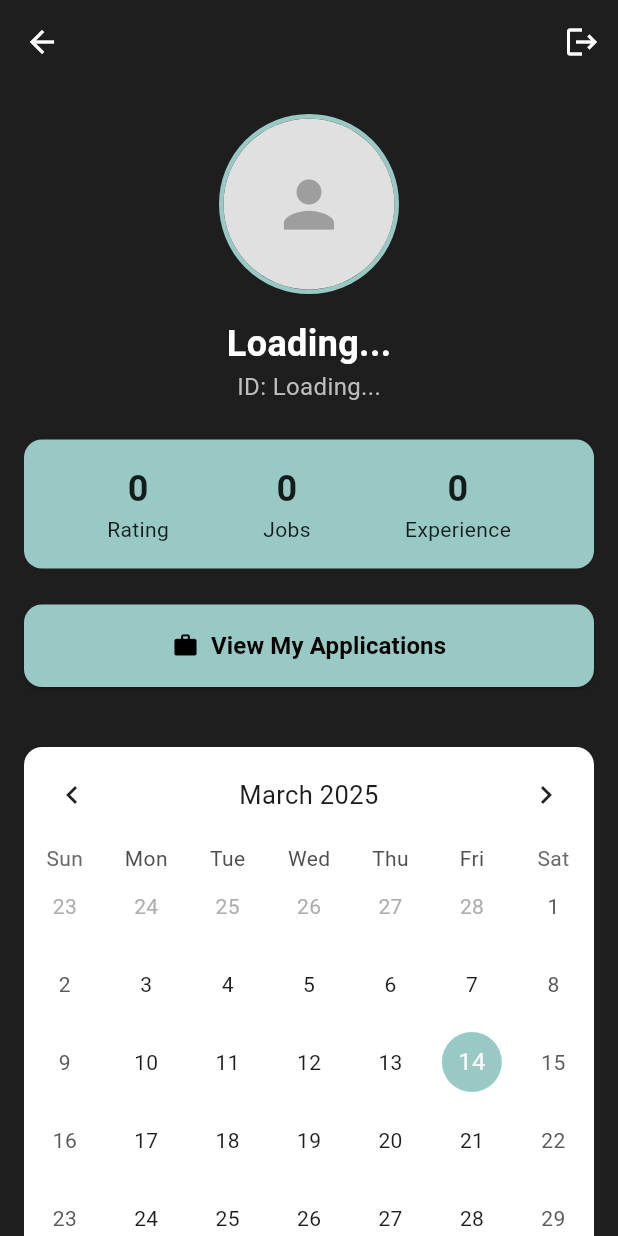
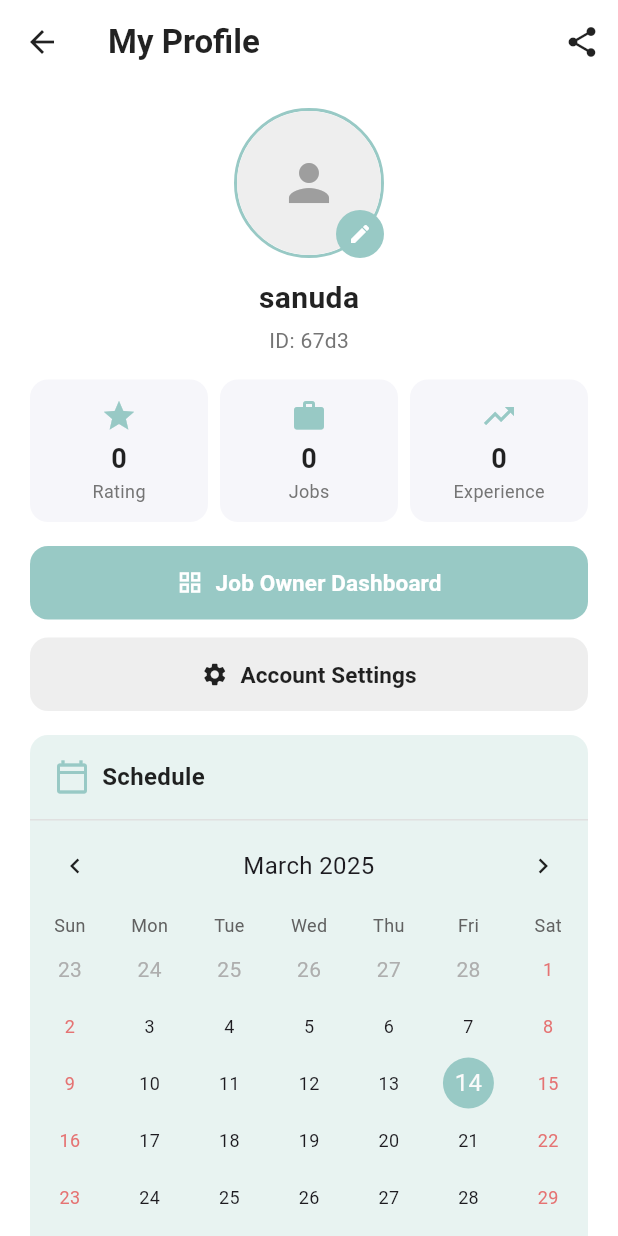
Before and after one commit to KovidaOpatha/QuickHireSL, a Flutter app: the ProfileScreen screen opened by its route, on a phone screen of 412 x 824 dp. Run offline on Flutter 3.47's test engine with Material 3 defaults, Android fonts, the phone set to English and light mode, and no system bars; drawn by our look-alikes of table_calendar; our stand-ins replace flutter_secure_storage, geolocator, image_picker, shared_preferences; accounts and stored records are empty; network calls fail.

Commit message:
Update profile screen

```diff
--- a/quickhiresl_frontend/lib/screens/profile_screen.dart
+++ b/quickhiresl_frontend/lib/screens/profile_screen.dart
@@ -17,11 +17,21 @@ class _ProfileScreenState extends State<ProfileScreen> {
   final AuthService _authService = AuthService();
   Map<String, dynamic>? _userData;
   bool _isLoading = true;
+  CalendarFormat _calendarFormat = CalendarFormat.month;
+  final ScrollController _scrollController = ScrollController();
+  DateTime _focusedDay = DateTime.now();
+  DateTime _selectedDay = DateTime.now();
 
   @override
   void initState() {
     super.initState();
     _loadUserData();
+  }
+
+  @override
+  void dispose() {
+    _scrollController.dispose();
+    super.dispose();
   }
 
   Future<void> _loadUserData() async {
@@ -41,7 +51,6 @@ class _ProfileScreenState extends State<ProfileScreen> {
     try {
       await _authService.logout();
       if (mounted) {
-        // Navigate to login screen and remove all previous routes
         Navigator.of(context).pushAndRemoveUntil(
           MaterialPageRoute(builder: (context) => const LoginScreen()),
           (route) => false,
@@ -57,113 +66,143 @@ class _ProfileScreenState extends State<ProfileScreen> {
     }
   }
 
+  // Function to format user ID
+  String _getFormattedUserId() {
+    if (_userData?['userId'] != null) {
+      String fullId = _userData?['userId'];
+      return 'ID: ${fullId.substring(0, 4)}';
+    }
+    return 'ID: 67d3';
+  }
+
   @override
   Widget build(BuildContext context) {
+    final accentColor = const Color(0xFF98C9C5);
+    final lightAccentColor = const Color(0xFFE8F3F1);
+
     return Scaffold(
-      backgroundColor: const Color(0xFF1E1E1E),
+      backgroundColor: Colors.white,
+      // Use a constant white background AppBar
       appBar: AppBar(
-        backgroundColor: Colors.transparent,
+        title: const Text('My Profile',
+          style: TextStyle(
+            color: Colors.black87,
+            fontWeight: FontWeight.w600,
+          )
+        ),
+        backgroundColor: Colors.white,
         elevation: 0,
+        scrolledUnderElevation: 0, // This prevents elevation when scrolled under
         leading: IconButton(
-          icon: const Icon(Icons.arrow_back, color: Colors.white),
+          icon: const Icon(Icons.arrow_back, color: Colors.black87),
           onPressed: () => Navigator.pop(context),
         ),
         actions: [
           IconButton(
-            icon: const Icon(Icons.logout, color: Colors.white),
-            onPressed: _handleSignOut,
+            icon: const Icon(Icons.share, color: Colors.black87),
+            onPressed: () {
+              ScaffoldMessenger.of(context).showSnackBar(
+                const SnackBar(content: Text('Share profile feature coming soon!')),
+              );
+            },
           ),
         ],
       ),
       body: _isLoading
           ? const Center(child: CircularProgressIndicator())
-          : SingleChildScrollView(
+          : ScrollConfiguration(
+              // Remove overscroll glow
+              behavior: ScrollConfiguration.of(context).copyWith(overscroll: false),
+              child: SingleChildScrollView(
+                controller: _scrollController,
+                physics: const ClampingScrollPhysics(),
+                child: Container(
+                  color: Colors.white, // Ensure background is white
+                  child: Padding(
+                    padding: const EdgeInsets.symmetric(horizontal: 20.0),
                     child: Column(
+                      crossAxisAlignment: CrossAxisAlignment.center,
                       children: [
-                  // Profile Image
+                        const SizedBox(height: 16),
+
+                        // Profile Image with Edit Button
+                        Stack(
+                          alignment: Alignment.bottomRight,
+                          children: [
                             Container(
-                    width: 120,
-                    height: 120,
-                    margin: const EdgeInsets.only(top: 20),
+                              width: 100,
+                              height: 100,
                               decoration: BoxDecoration(
                                 shape: BoxShape.circle,
                                 border: Border.all(
-                        color: const Color(0xFF98C9C5),
-                        width: 3,
+                                  color: accentColor,
+                                  width: 2,
                                 ),
                               ),
                               child: CircleAvatar(
-                      backgroundColor: Colors.grey[300],
+                                backgroundColor: Colors.grey[200],
                                 child: _userData?['profileImage'] != null && _userData!['profileImage'].isNotEmpty
                                     ? ClipOval(
                                         child: Image.network(
                                           _userData!['profileImage'],
                                           fit: BoxFit.cover,
-                                width: 120,
-                                height: 120,
+                                          width: 100,
+                                          height: 100,
                                           errorBuilder: (context, error, stackTrace) {
-                                  print('[ERROR] Failed to load profile image: $error');
-                                  return const Icon(Icons.person, size: 50, color: Colors.grey);
-                                },
-                                loadingBuilder: (context, child, loadingProgress) {
-                                  if (loadingProgress == null) return child;
-                                  return const Center(
-                                    child: CircularProgressIndicator(),
-                                  );
+                                            return const Icon(Icons.person, size: 40, color: Colors.grey);
                                           },
                                         ),
                                       )
-                          : const Icon(Icons.person, size: 50, color: Colors.grey),
+                                    : const Icon(Icons.person, size: 40, color: Colors.grey),
                               ),
+                            ),
+                            CircleAvatar(
+                              radius: 16,
+                              backgroundColor: accentColor,
+                              child: const Icon(Icons.edit, size: 16, color: Colors.white),
+                            ),
+                          ],
                         ),
 
                         // Name
-                  const SizedBox(height: 16),
+                        const SizedBox(height: 12),
                         Text(
-                    _userData?['name'] ?? 'Loading...',
+                          _userData?['name'] ?? 'sanuda',
                           style: const TextStyle(
-                      color: Colors.white,
-                      fontSize: 24,
+                            color: Colors.black87,
+                            fontSize: 20,
                             fontWeight: FontWeight.bold,
                           ),
                         ),
 
-                  // ID
+                        // User ID - Short format
+                        const SizedBox(height: 4),
                         Text(
-                    'ID: ${_userData?['userId'] ?? 'Loading...'}',
+                          _getFormattedUserId(),
                           style: TextStyle(
-                      color: Colors.grey[400],
-                      fontSize: 16,
+                            color: Colors.grey[600],
+                            fontSize: 14,
                           ),
                         ),
 
-                  // Stats Card
-                  const SizedBox(height: 24),
-                  Container(
-                    margin: const EdgeInsets.symmetric(horizontal: 16),
-                    padding: const EdgeInsets.symmetric(horizontal: 24, vertical: 16),
-                    decoration: BoxDecoration(
-                      color: const Color(0xFF98C9C5),
-                      borderRadius: BorderRadius.circular(12),
-                    ),
-                    child: Row(
-                      mainAxisAlignment: MainAxisAlignment.spaceAround,
+                        // Stats - 3 Cards in a row
+                        const SizedBox(height: 16),
+                        Row(
                           children: [
-                        _buildStatColumn('Rating', _userData?['rating']?.toString() ?? '0'),
-                        _buildStatColumn('Jobs', _userData?['jobsCount']?.toString() ?? '0'),
-                        _buildStatColumn('Experience', _userData?['experience']?.toString() ?? '0'),
+                            _buildStatCard('Rating', _userData?['rating']?.toString() ?? '0', Icons.star),
+                            const SizedBox(width: 8),
+                            _buildStatCard('Jobs', _userData?['jobsCount']?.toString() ?? '0', Icons.work),
+                            const SizedBox(width: 8),
+                            _buildStatCard('Experience', _userData?['experience']?.toString() ?? '0', Icons.trending_up),
                           ],
                         ),
-                  ),
 
-                  // Show appropriate button based on user role
-                  const SizedBox(height: 24),
-                  if (_userData?['role'] == 'jobowner') ...[
-                    Container(
-                      margin: const EdgeInsets.symmetric(horizontal: 16),
-                      width: double.infinity,
-                      child: ElevatedButton(
-                        onPressed: () {
+                        // Job Owner Dashboard Button
+                        const SizedBox(height: 16),
+                        _buildActionButton(
+                          Icons.grid_view,
+                          'Job Owner Dashboard',
+                          () {
                             Navigator.push(
                               context,
                               MaterialPageRoute(
@@ -171,93 +210,141 @@ class _ProfileScreenState extends State<ProfileScreen> {
                               ),
                             );
                           },
-                        style: ElevatedButton.styleFrom(
-                          backgroundColor: const Color(0xFF98C9C5),
-                          padding: const EdgeInsets.symmetric(vertical: 16),
-                          shape: RoundedRectangleBorder(
+                          accentColor,
+                        ),
+
+                        // Account Settings Button
+                        const SizedBox(height: 12),
+                        _buildActionButton(
+                          Icons.settings,
+                          'Account Settings',
+                          () {
+                            ScaffoldMessenger.of(context).showSnackBar(
+                              const SnackBar(content: Text('Settings feature coming soon!')),
+                            );
+                          },
+                          Colors.grey[200]!,
+                          textColor: Colors.black87,
+                        ),
+
+                        // Calendar
+                        const SizedBox(height: 16),
+                        Container(
+                          decoration: BoxDecoration(
+                            color: lightAccentColor,
                             borderRadius: BorderRadius.circular(12),
                           ),
-                        ),
+                          child: Column(
+                            crossAxisAlignment: CrossAxisAlignment.start,
+                            children: [
+                              Padding(
+                                padding: const EdgeInsets.all(16.0),
                                 child: Row(
-                          mainAxisAlignment: MainAxisAlignment.center,
-                          children: const [
-                            Icon(Icons.dashboard, color: Colors.black),
-                            SizedBox(width: 8),
-                            Text(
-                              'Job Owner Dashboard',
+                                  children: [
+                                    Icon(Icons.calendar_today_outlined, color: accentColor),
+                                    const SizedBox(width: 8),
+                                    const Text(
+                                      'Schedule',
                                       style: TextStyle(
                                         fontSize: 16,
                                         fontWeight: FontWeight.bold,
-                                color: Colors.black,
+                                        color: Colors.black87,
                                       ),
                                     ),
                                   ],
                                 ),
                               ),
+                              Divider(height: 1, color: Colors.grey[300]),
+                              // Calendar - full month view
+                              SizedBox(
+                                width: double.infinity,
+                                child: TableCalendar(
+                                  firstDay: DateTime.utc(2020, 1, 1),
+                                  lastDay: DateTime.utc(2030, 12, 31),
+                                  focusedDay: _focusedDay,
+                                  calendarFormat: _calendarFormat,
+                                  availableCalendarFormats: const {
+                                    CalendarFormat.month: 'Month',
+                                  },
+                                  daysOfWeekHeight: 20,
+                                  rowHeight: 38, // Smaller row height for better fit
+                                  headerStyle: const HeaderStyle(
+                                    formatButtonVisible: false,
+                                    titleCentered: true,
+                                    titleTextStyle: TextStyle(fontSize: 16),
+                                    leftChevronIcon: Icon(Icons.chevron_left, size: 20),
+                                    rightChevronIcon: Icon(Icons.chevron_right, size: 20),
+                                    headerPadding: EdgeInsets.symmetric(vertical: 8),
                                   ),
-                  ] else ...[
-                    Container(
-                      margin: const EdgeInsets.symmetric(horizontal: 16),
-                      width: double.infinity,
-                      child: ElevatedButton(
-                        onPressed: () {
-                          Navigator.pushNamed(context, '/applications');
+                                  daysOfWeekStyle: DaysOfWeekStyle(
+                                    weekdayStyle: TextStyle(color: Colors.grey[700], fontSize: 12),
+                                    weekendStyle: TextStyle(color: Colors.grey[700], fontSize: 12),
+                                  ),
+                                  calendarStyle: CalendarStyle(
+                                    outsideDaysVisible: true,
+                                    defaultTextStyle: const TextStyle(fontSize: 12),
+                                    weekendTextStyle: TextStyle(fontSize: 12, color: Colors.red[300]),
+                                    selectedDecoration: BoxDecoration(
+                                      color: accentColor,
+                                      shape: BoxShape.circle,
+                                    ),
+                                    todayDecoration: BoxDecoration(
+                                      color: accentColor,
+                                      shape: BoxShape.circle,
+                                    ),
+                                    markersMaxCount: 1,
+                                    cellMargin: const EdgeInsets.all(2),
+                                    cellPadding: const EdgeInsets.all(0),
+                                  ),
+                                  selectedDayPredicate: (day) => isSameDay(day, _selectedDay),
+                                  onDaySelected: (selectedDay, focusedDay) {
+                                    setState(() {
+                                      _selectedDay = selectedDay;
+                                      _focusedDay = focusedDay;
+                                    });
                                   },
-                        style: ElevatedButton.styleFrom(
-                          backgroundColor: const Color(0xFF98C9C5),
-                          padding: const EdgeInsets.symmetric(vertical: 16),
-                          shape: RoundedRectangleBorder(
-                            borderRadius: BorderRadius.circular(12),
                                 ),
                               ),
-                        child: Row(
-                          mainAxisAlignment: MainAxisAlignment.center,
-                          children: const [
-                            Icon(Icons.work, color: Colors.black),
-                            SizedBox(width: 8),
-                            Text(
-                              'View My Applications',
-                              style: TextStyle(
-                                fontSize: 16,
-                                fontWeight: FontWeight.bold,
-                                color: Colors.black,
+                              const SizedBox(height: 8),
+                            ],
                           ),
                         ),
+                        const SizedBox(height: 24),
                       ],
                     ),
                   ),
                 ),
-                  ],
+              ),
+            ),
+    );
+  }
 
-                  // Calendar
-                  const SizedBox(height: 24),
-                  Container(
-                    margin: const EdgeInsets.all(16),
+  Widget _buildStatCard(String label, String value, IconData icon) {
+    return Expanded(
+      child: Container(
+        padding: const EdgeInsets.symmetric(vertical: 12.0),
         decoration: BoxDecoration(
-                      color: Colors.white,
+          color: const Color(0xFFF6F6FA),
           borderRadius: BorderRadius.circular(12),
         ),
-                    child: TableCalendar(
-                      firstDay: DateTime.utc(2021, 1, 1),
-                      lastDay: DateTime.utc(2030, 12, 31),
-                      focusedDay: DateTime.now(),
-                      calendarFormat: CalendarFormat.month,
-                      headerStyle: const HeaderStyle(
-                        formatButtonVisible: false,
-                        titleCentered: true,
+        child: Column(
+          mainAxisSize: MainAxisSize.min,
+          children: [
+            Icon(icon, color: const Color(0xFF98C9C5), size: 24),
+            const SizedBox(height: 4),
+            Text(
+              value,
+              style: const TextStyle(
+                fontSize: 18,
+                fontWeight: FontWeight.bold,
+                color: Colors.black87,
               ),
-                      selectedDayPredicate: (day) => isSameDay(day, DateTime.now()),
-                      calendarStyle: const CalendarStyle(
-                        selectedDecoration: BoxDecoration(
-                          color: Color(0xFF98C9C5),
-                          shape: BoxShape.circle,
             ),
-                        todayDecoration: BoxDecoration(
-                          color: Colors.transparent,
-                          shape: BoxShape.circle,
-                        ),
-                        todayTextStyle: TextStyle(color: Color(0xFF98C9C5)),
-                      ),
+            Text(
+              label,
+              style: TextStyle(
+                fontSize: 12,
+                color: Colors.grey[600],
               ),
             ),
           ],
@@ -266,25 +353,35 @@ class _ProfileScreenState extends State<ProfileScreen> {
     );
   }
 
-  Widget _buildStatColumn(String label, String value) {
-    return Column(
+  Widget _buildActionButton(IconData icon, String label, VoidCallback onPressed, Color color, {Color textColor = Colors.white}) {
+    return SizedBox(
+      width: double.infinity,
+      child: ElevatedButton(
+        onPressed: onPressed,
+        style: ElevatedButton.styleFrom(
+          backgroundColor: color,
+          padding: const EdgeInsets.symmetric(vertical: 14),
+          shape: RoundedRectangleBorder(
+            borderRadius: BorderRadius.circular(12),
+          ),
+          elevation: 0,
+        ),
+        child: Row(
+          mainAxisAlignment: MainAxisAlignment.center,
           children: [
-        Text(
-          value,
-          style: const TextStyle(
-            fontSize: 24,
-            fontWeight: FontWeight.bold,
-            color: Colors.black87,
-          ),
-        ),
+            Icon(icon, color: textColor, size: 18),
+            const SizedBox(width: 8),
             Text(
               label,
-          style: const TextStyle(
-            fontSize: 14,
-            color: Colors.black87,
+              style: TextStyle(
+                fontSize: 15,
+                fontWeight: FontWeight.w600,
+                color: textColor,
               ),
             ),
           ],
+        ),
+      ),
     );
   }
 }
```
Also changed, not shown: 1 other file. Lines whose indentation alone changed are shown as unchanged.
